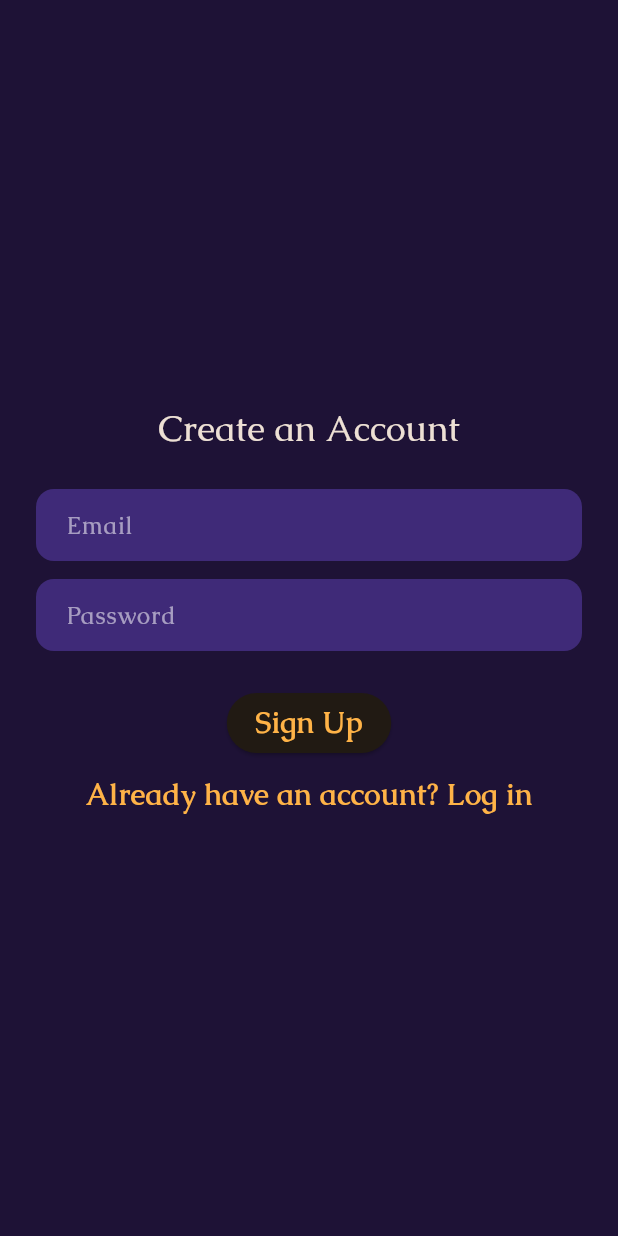
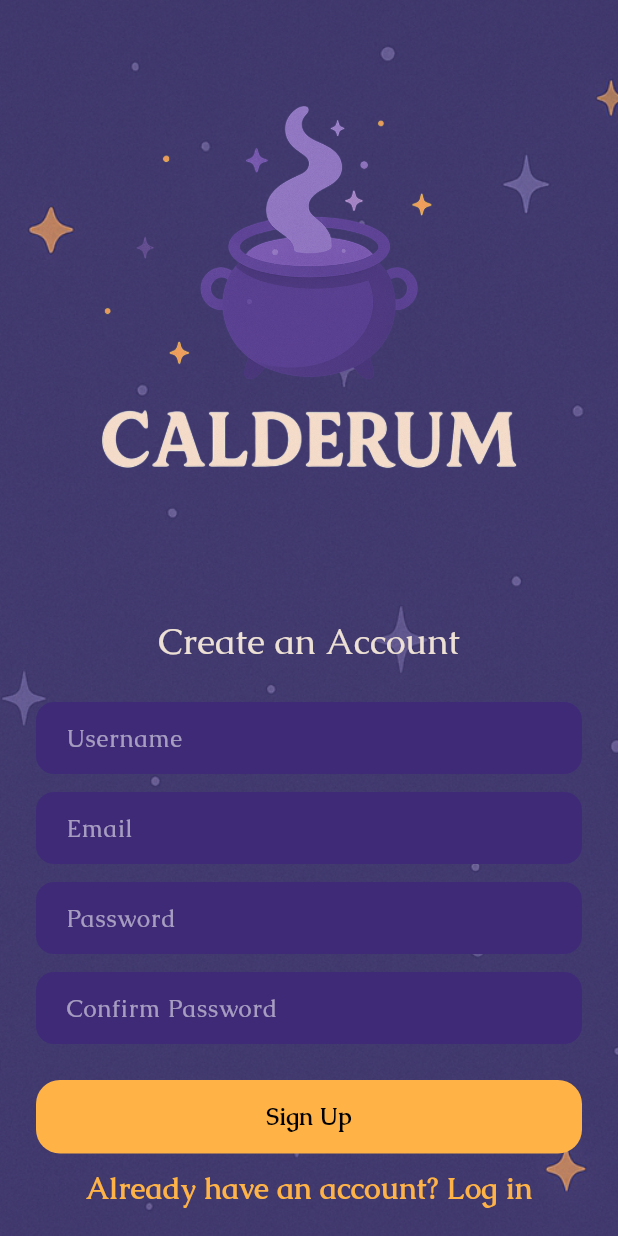
Before and after one commit to GrandThed/calderum, a Flutter app: the SignUpView screen opened by its route, on a phone screen of 412 x 824 dp. Run offline on Flutter 3.47's test engine with Material 3 defaults, Android fonts, the light colour scheme and no system bars; our stand-ins replace flutter_dotenv, flutter_riverpod, go_router, riverpod_annotation, supabase_flutter; accounts and stored records are empty; generated files the repository leaves out were written again.

Commit message:
feat: refactor SignUpView to utilize SignupForm for improved structure and maintainability

```diff
--- a/lib/features/account/views/signup_view.dart
+++ b/lib/features/account/views/signup_view.dart
@@ -1,9 +1,6 @@
-import 'package:calderum/core/widgets/app_loader.dart';
-import 'package:calderum/core/widgets/calderum_text_form_field.dart';
-import 'package:calderum/features/account/viewmodels/signup_viewmodel.dart';
+import 'package:calderum/features/account/widgets/signup_form.dart';
 import 'package:flutter/material.dart';
 import 'package:flutter_riverpod/flutter_riverpod.dart';
-import 'package:go_router/go_router.dart';
 
 class SignUpView extends ConsumerWidget {
   const SignUpView({super.key});
@@ -11,66 +8,25 @@ class SignUpView extends ConsumerWidget {
 
   @override
   Widget build(BuildContext context, WidgetRef ref) {
-    final signupState = ref.watch(signUpViewModelProvider);
-    final signupNotifier = ref.read(signUpViewModelProvider.notifier);
-
-    final emailController = TextEditingController();
-    final passwordController = TextEditingController();
-
     return Scaffold(
-      body: Center(
-        child: Padding(
-          padding: const EdgeInsets.all(24),
-          child: SingleChildScrollView(
+      body: SingleChildScrollView(
+        child: Container(
+          constraints: BoxConstraints(
+            minHeight: MediaQuery.of(context).size.height,
+          ),
+          decoration: BoxDecoration(
+            image: DecorationImage(
+              image: const AssetImage('assets/images/background.png'),
+              fit: BoxFit.cover,
+            ),
+          ),
+          child: Padding(
+            padding: const EdgeInsets.all(24.0),
             child: Column(
-              mainAxisSize: MainAxisSize.min,
               children: [
-                Text(
-                  'Create an Account',
-                  style: Theme.of(context).textTheme.headlineSmall,
-                ),
+                Image.asset('assets/images/login_logo.png'),
                 const SizedBox(height: 24),
-                CalderumTextField(
-                  controller: emailController,
-                  hint: 'Email',
-                  keyboardType: TextInputType.emailAddress,
-                ),
-                const SizedBox(height: 12),
-                CalderumTextField(
-                  controller: passwordController,
-                  hint: 'Password',
-                  obscureText: true,
-                ),
-                const SizedBox(height: 24),
-                signupState.isLoading
-                    ? const AppLoader()
-                    : ElevatedButton(
-                        onPressed: () async {
-                          await signupNotifier.signUp(
-                            emailController.text.trim(),
-                            passwordController.text,
-                          );
-
-                          final error = signupState.hasError
-                              ? signupState.error.toString()
-                              : null;
-
-                          if (error != null && context.mounted) {
-                            ScaffoldMessenger.of(
-                              context,
-                            ).showSnackBar(SnackBar(content: Text(error)));
-                          } else {
-                            context.go('/home');
-                          }
-                        },
-                        child: const Text('Sign Up'),
-                      ),
-                TextButton(
-                  onPressed: () {
-                    context.go('/login');
-                  },
-                  child: const Text('Already have an account? Log in'),
-                ),
+                SignupForm(),
               ],
             ),
           ),
--- /dev/null
+++ b/lib/features/account/widgets/signup_form.dart
@@ -0,0 +1,101 @@
+import 'package:calderum/core/widgets/app_loader.dart';
+import 'package:calderum/core/widgets/calderum_button.dart';
+import 'package:calderum/core/widgets/calderum_text_form_field.dart';
+import 'package:calderum/features/account/viewmodels/signup_viewmodel.dart';
+import 'package:flutter/material.dart';
+import 'package:flutter/services.dart';
+import 'package:flutter_riverpod/flutter_riverpod.dart';
+import 'package:go_router/go_router.dart';
+
+class SignupForm extends ConsumerWidget {
+  const SignupForm({super.key});
+
+  @override
+  Widget build(BuildContext context, WidgetRef ref) {
+    final signupState = ref.watch(signUpViewModelProvider);
+    final signupNotifier = ref.read(signUpViewModelProvider.notifier);
+
+    final emailController = TextEditingController();
+    final passwordController = TextEditingController();
+    final confirmPasswordController = TextEditingController();
+    final userNameController = TextEditingController();
+
+    return Column(
+      mainAxisSize: MainAxisSize.min,
+      children: [
+        Text(
+          'Create an Account',
+          style: Theme.of(context).textTheme.headlineSmall,
+        ),
+        const SizedBox(height: 24),
+        CalderumTextField(
+          controller: userNameController,
+          hint: 'Username',
+          inputFormatters: [
+            FilteringTextInputFormatter.allow(RegExp(r'[a-zA-Z0-9_\.\-]')),
+            LengthLimitingTextInputFormatter(20),
+          ],
+        ),
+        const SizedBox(height: 12),
+        CalderumTextField(
+          controller: emailController,
+          hint: 'Email',
+          keyboardType: TextInputType.emailAddress,
+        ),
+        const SizedBox(height: 12),
+        CalderumTextField(
+          controller: passwordController,
+          hint: 'Password',
+          obscureText: true,
+        ),
+        const SizedBox(height: 12),
+        CalderumTextField(
+          controller: confirmPasswordController,
+          hint: 'Confirm Password',
+          obscureText: true,
+        ),
+        const SizedBox(height: 24),
+        signupState.isLoading
+            ? const AppLoader()
+            : SizedBox(
+                width: double.infinity,
+                child: CalderumButton(
+                  filled: true,
+                  label: 'Sign Up',
+                  onPressed: () async {
+                    if (passwordController.text !=
+                        confirmPasswordController.text) {
+                      ScaffoldMessenger.of(context).showSnackBar(
+                        const SnackBar(content: Text('Passwords do not match')),
+                      );
+                      return;
+                    }
+                    await signupNotifier.signUp(
+                      emailController.text.trim(),
+                      passwordController.text,
+                    );
+
+                    final error = signupState.hasError
+                        ? signupState.error.toString()
+                        : null;
+
+                    if (error != null && context.mounted) {
+                      ScaffoldMessenger.of(
+                        context,
+                      ).showSnackBar(SnackBar(content: Text(error)));
+                    } else {
+                      context.go('/home');
+                    }
+                  },
+                ),
+              ),
+        TextButton(
+          onPressed: () {
+            context.go('/login');
+          },
+          child: const Text('Already have an account? Log in'),
+        ),
+      ],
+    );
+  }
+}
```
